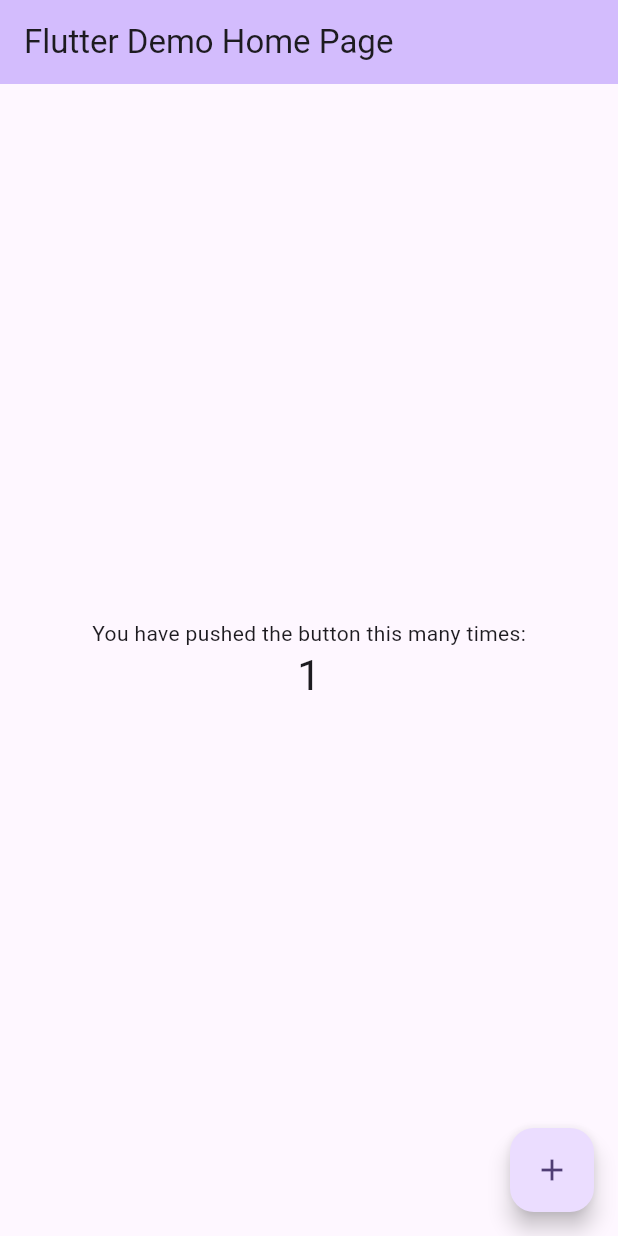
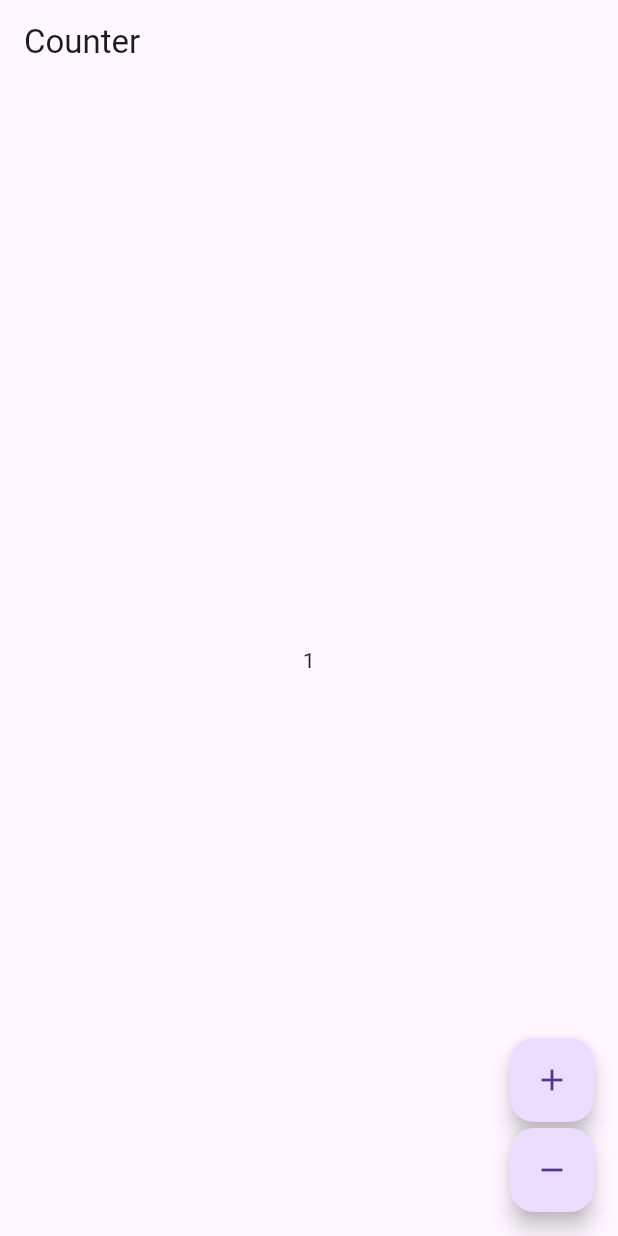
Before and after one commit to alex-timof/life_achv, a Flutter app: the screen it shows after launch, after a tap on the "add" icon, on a phone screen of 412 x 824 dp. Run offline on Flutter 3.47's test engine with Material 3 defaults, Android fonts, the light colour scheme and no system bars; our stand-ins replace flutter_bloc, sqflite; accounts and stored records are empty.

Commit message:
first strugle with sqlflite

```diff
--- /dev/null
+++ b/lib/data/tasks.dart
@@ -0,0 +1,27 @@
+class Tasks {
+  final int id;
+  final String name;
+  final int lvl;
+  final int achvId;
+
+  const Tasks({
+    required this.id,
+    required this.name,
+    required this.lvl,
+    required this.achvId,
+  });
+
+  Map<String, Object?> toMap() {
+    return {
+      'id': id,
+      'name': name,
+      'lvl': lvl,
+      'achv_id': achvId,
+    };
+  }
+
+  @override
+  String toString() {
+    return 'Task{id: $id, name: $name, age: $lvl, achv_id: $achvId}';
+  }
+}
--- /dev/null
+++ b/lib/data_handler.dart
@@ -0,0 +1,39 @@
+import 'dart:async';
+import 'package:path/path.dart';
+import 'package:sqflite/sqflite.dart';
+
+import 'data/achievements.dart';
+import 'data/progress.dart';
+import 'data/tasks.dart';
+
+class DataHandler{
+  late Future<Database> database;
+
+  DataHandler(){
+    openDB();
+  }
+
+  void openDB () async{
+    database = openDatabase(
+      join(await getDatabasesPath(), 'achv.db'),
+      onCreate: (db, version) {
+        return db.execute(
+          'CREATE TABLE achv(id INTEGER UNIQUE NOT NULL, name TEXT UNIQUE NOT NULL, description TEXT NOT NULL, category TEXT NOT NULL, image BLOB, PRIMARY KEY(id)); '
+              'CREATE TABLE tasks(id INTEGER UNIQUE NOT NULL, name TEXT UNIQUE NOT NULL, lvl TEXT NOT NULL, achv_id INTEGER NOT NULL, PRIMARY KEY(id));'
+              'CREATE TABLE progress(id INTEGER UNIQUE NOT NULL, task_id INTEGER NOT NULL, date TEXT UNIQUE NOT NULL, PRIMARY KEY(id));',
+        );
+      },
+      version: 1,
+    );
+  }
+
+  Future<void> insert(Tasks task) async {
+    final db = await database;
+
+    await db.insert(
+      'tasks',
+      task.toMap(),
+      conflictAlgorithm: ConflictAlgorithm.replace,
+    );
+  }
+}
--- /dev/null
+++ b/lib/home_cubit.dart
@@ -0,0 +1,8 @@
+import 'package:flutter_bloc/flutter_bloc.dart';
+
+class HomeCubit extends Cubit<int> {
+  HomeCubit() : super(0);
+
+  void increment() => emit(state + 1);
+  void decrement() => emit(state - 1);
+}
--- /dev/null
+++ b/lib/home_page.dart
@@ -0,0 +1,33 @@
+import 'package:flutter/material.dart';
+import 'package:flutter_bloc/flutter_bloc.dart';
+
+import 'package:life_achv/home_cubit.dart';
+
+class HomePage extends StatelessWidget {
+  const HomePage({super.key});
+
+  @override
+  Widget build(BuildContext context) {
+    return Scaffold(
+      appBar: AppBar(title: const Text('Counter')),
+      body: BlocBuilder<HomeCubit, int>(
+        builder: (context, count) => Center(child: Text('$count')),
+      ),
+      floatingActionButton: Column(
+        crossAxisAlignment: CrossAxisAlignment.end,
+        mainAxisAlignment: MainAxisAlignment.end,
+        children: <Widget>[
+          FloatingActionButton(
+            child: const Icon(Icons.add),
+            onPressed: () => context.read<HomeCubit>().increment(),
+          ),
+          const SizedBox(height: 4),
+          FloatingActionButton(
+            child: const Icon(Icons.remove),
+            onPressed: () => context.read<HomeCubit>().decrement(),
+          ),
+        ],
+      ),
+    );
+  }
+}
--- a/lib/main.dart
+++ b/lib/main.dart
@@ -1,125 +1,27 @@
 import 'package:flutter/material.dart';
+import 'package:flutter_bloc/flutter_bloc.dart';
 
-void main() {
-  runApp(const MyApp());
+import 'data_handler.dart';
+import 'package:life_achv/home_page.dart';
+import 'package:life_achv/home_cubit.dart';
+
+
+void main() async{
+  runApp(const MainApp());
 }
 
-class MyApp extends StatelessWidget {
-  const MyApp({super.key});
+class MainApp extends StatelessWidget {
+  const MainApp({super.key});
 
-  // This widget is the root of your application.
   @override
   Widget build(BuildContext context) {
+    final dataHandler = DataHandler();
+
     return MaterialApp(
-      title: 'Flutter Demo',
-      theme: ThemeData(
-        // This is the theme of your application.
-        //
-        // TRY THIS: Try running your application with "flutter run". You'll see
-        // the application has a purple toolbar. Then, without quitting the app,
-        // try changing the seedColor in the colorScheme below to Colors.green
-        // and then invoke "hot reload" (save your changes or press the "hot
-        // reload" button in a Flutter-supported IDE, or press "r" if you used
-        // the command line to start the app).
-        //
-        // Notice that the counter didn't reset back to zero; the application
-        // state is not lost during the reload. To reset the state, use hot
-        // restart instead.
-        //
-        // This works for code too, not just values: Most code changes can be
-        // tested with just a hot reload.
-        colorScheme: ColorScheme.fromSeed(seedColor: Colors.deepPurple),
-        useMaterial3: true,
+      home: BlocProvider(
+        create: (_) => HomeCubit(),
+        child: HomePage(),
       ),
-      home: const MyHomePage(title: 'Flutter Demo Home Page'),
     );
   }
 }
-
-class MyHomePage extends StatefulWidget {
-  const MyHomePage({super.key, required this.title});
-
-  // This widget is the home page of your application. It is stateful, meaning
-  // that it has a State object (defined below) that contains fields that affect
-  // how it looks.
-
-  // This class is the configuration for the state. It holds the values (in this
-  // case the title) provided by the parent (in this case the App widget) and
-  // used by the build method of the State. Fields in a Widget subclass are
-  // always marked "final".
-
-  final String title;
-
-  @override
-  State<MyHomePage> createState() => _MyHomePageState();
-}
-
-class _MyHomePageState extends State<MyHomePage> {
-  int _counter = 0;
-
-  void _incrementCounter() {
-    setState(() {
-      // This call to setState tells the Flutter framework that something has
-      // changed in this State, which causes it to rerun the build method below
-      // so that the display can reflect the updated values. If we changed
-      // _counter without calling setState(), then the build method would not be
-      // called again, and so nothing would appear to happen.
-      _counter++;
-    });
-  }
-
-  @override
-  Widget build(BuildContext context) {
-    // This method is rerun every time setState is called, for instance as done
-    // by the _incrementCounter method above.
-    //
-    // The Flutter framework has been optimized to make rerunning build methods
-    // fast, so that you can just rebuild anything that needs updating rather
-    // than having to individually change instances of widgets.
-    return Scaffold(
-      appBar: AppBar(
-        // TRY THIS: Try changing the color here to a specific color (to
-        // Colors.amber, perhaps?) and trigger a hot reload to see the AppBar
-        // change color while the other colors stay the same.
-        backgroundColor: Theme.of(context).colorScheme.inversePrimary,
-        // Here we take the value from the MyHomePage object that was created by
-        // the App.build method, and use it to set our appbar title.
-        title: Text(widget.title),
-      ),
-      body: Center(
-        // Center is a layout widget. It takes a single child and positions it
-        // in the middle of the parent.
-        child: Column(
-          // Column is also a layout widget. It takes a list of children and
-          // arranges them vertically. By default, it sizes itself to fit its
-          // children horizontally, and tries to be as tall as its parent.
-          //
-          // Column has various properties to control how it sizes itself and
-          // how it positions its children. Here we use mainAxisAlignment to
-          // center the children vertically; the main axis here is the vertical
-          // axis because Columns are vertical (the cross axis would be
-          // horizontal).
-          //
-          // TRY THIS: Invoke "debug painting" (choose the "Toggle Debug Paint"
-          // action in the IDE, or press "p" in the console), to see the
-          // wireframe for each widget.
-          mainAxisAlignment: MainAxisAlignment.center,
-          children: <Widget>[
-            const Text(
-              'You have pushed the button this many times:',
-            ),
-            Text(
-              '$_counter',
-              style: Theme.of(context).textTheme.headlineMedium,
-            ),
-          ],
-        ),
-      ),
-      floatingActionButton: FloatingActionButton(
-        onPressed: _incrementCounter,
-        tooltip: 'Increment',
-        child: const Icon(Icons.add),
-      ), // This trailing comma makes auto-formatting nicer for build methods.
-    );
-  }
-}
```
Also changed, not shown: lib/data/achievements.dart (added, +34 -0 lines), lib/data/progress.dart (added, +28 -0 lines), pubspec.yaml (+3 -5 lines), pubspec.lock, 3 other files.
